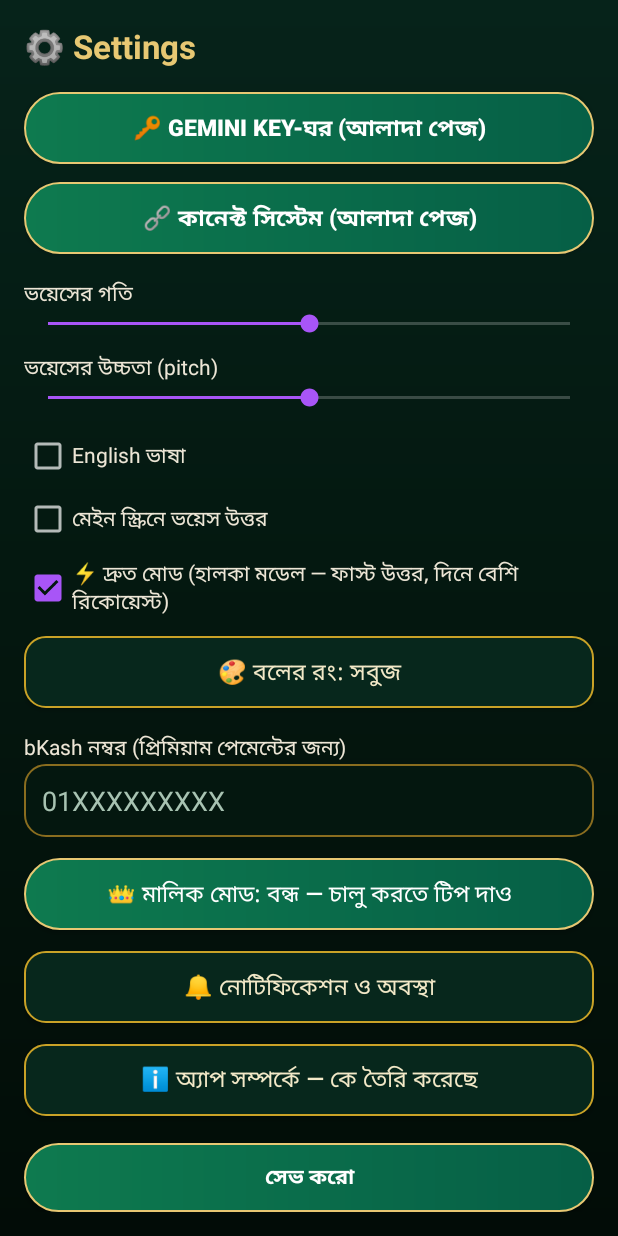
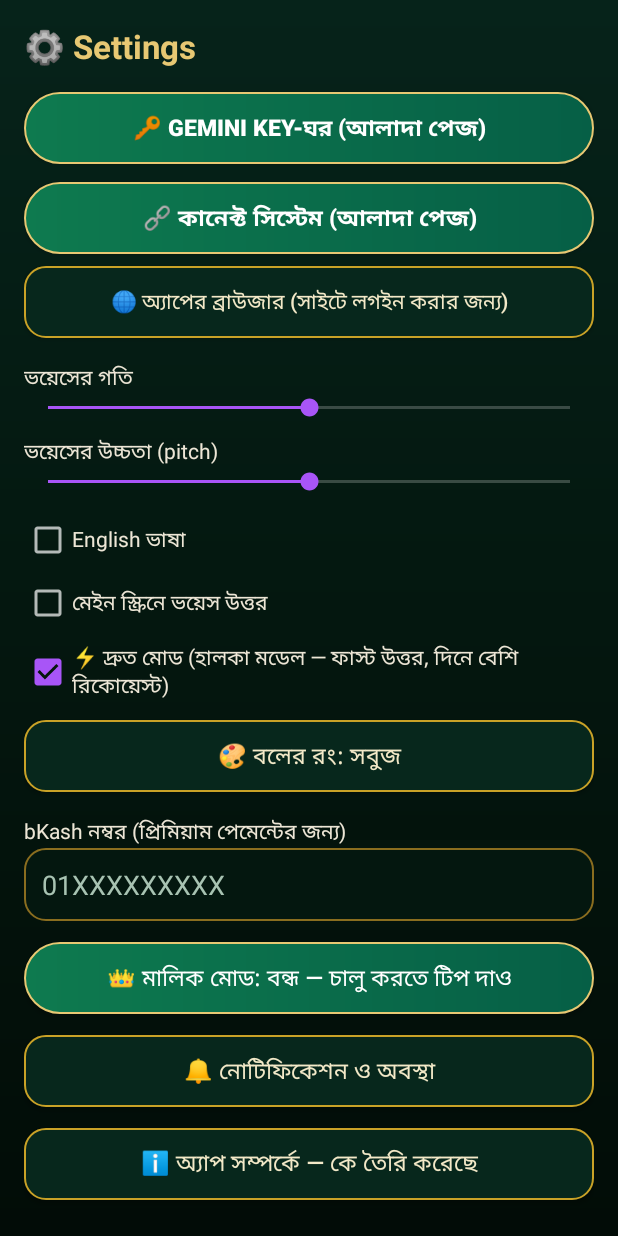
Before and after one commit to mdirfanahmedrabbe-design/NVN.ai, an Android app: the SettingsActivity screen opened directly, with no data from a screen before it, on a phone screen of 412 x 824 dp. Run offline under Robolectric (Android 15) with nearby library versions, the phone set to English and light mode, and no system bars.

Commit message:
Settings: in-app browser button

```diff
--- a/android/app/src/main/res/layout/activity_settings.xml
+++ b/android/app/src/main/res/layout/activity_settings.xml
@@ -37,6 +37,14 @@
         android:textColor="#FFFFFF"
         android:textSize="15sp"
         android:textStyle="bold" />
+        <Button
+            android:id="@+id/setBrowserBtn"
+            android:layout_width="match_parent"
+            android:layout_height="wrap_content"
+            android:layout_marginTop="8dp"
+            android:background="@drawable/btn_secondary"
+            android:text="🌐 অ্যাপের ব্রাউজার (সাইটে লগইন করার জন্য)"
+            android:textColor="#F3E9C8" />
 
     <TextView
         android:layout_width="match_parent"
```
